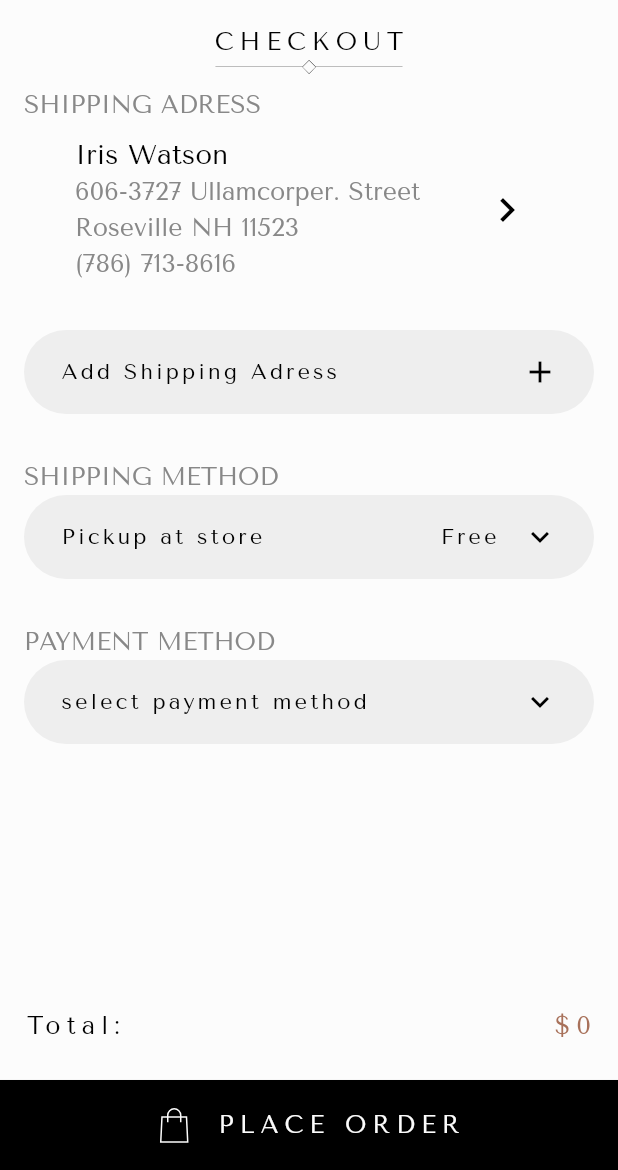
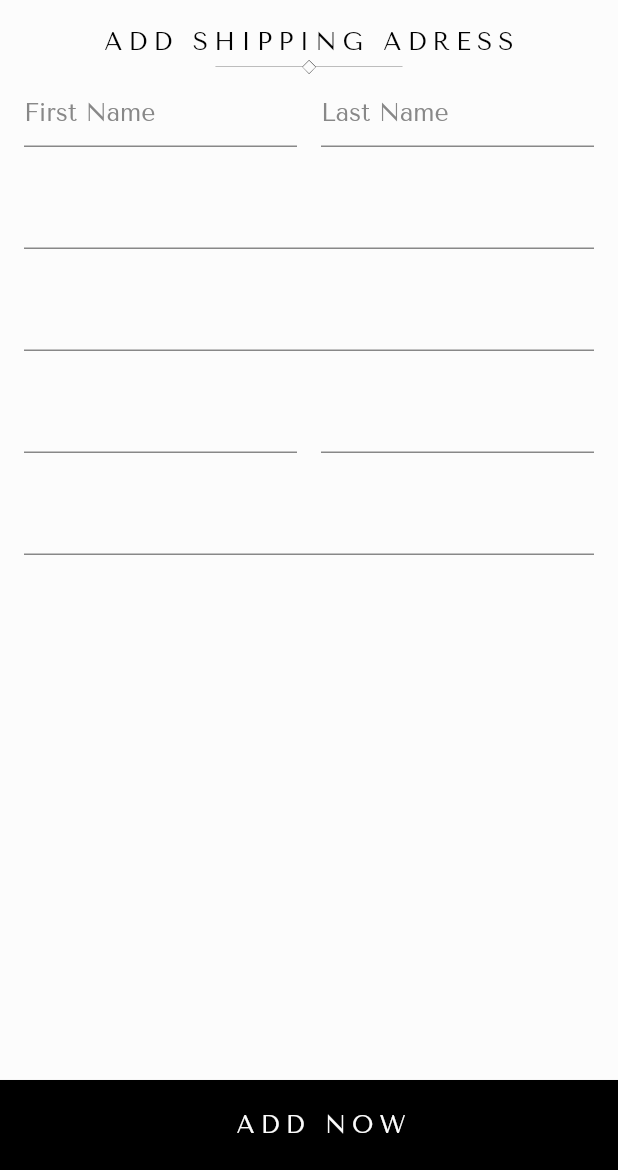
Before and after one commit to MohammedHafiz27/open_fashion, a Flutter app: the CheckoutSecondPage screen opened directly with empty values, after a tap on the "keyboard arrow right" icon, on a phone screen of 412 x 824 dp, the part 66-1236 px from its top. Run offline on Flutter 3.47's test engine with Material 3 defaults, Android fonts, the phone set to English and light mode, and no system bars; our stand-ins replace flutter_svg, go_router, ionicons.

Commit message:
Address done

```diff
--- a/lib/Core/utils/app_theme.dart
+++ b/lib/Core/utils/app_theme.dart
@@ -3,7 +3,7 @@ import 'package:open_fashion/Core/utils/app_colors.dart';
 
 class AppTheme {
   static final darkTheme = ThemeData.dark().copyWith(
-    scaffoldBackgroundColor: AppColors.titleActive,
+    scaffoldBackgroundColor: AppColors.offWhite,
     appBarTheme: AppBarTheme(backgroundColor: AppColors.offWhite),
     textTheme: TextTheme(
       bodyLarge: TextStyle(color: AppColors.offWhite),
--- a/lib/Core/utils/go_route.dart
+++ b/lib/Core/utils/go_route.dart
@@ -3,6 +3,7 @@ import 'package:go_router/go_router.dart';
 import 'package:open_fashion/Features/checkout_page/data/models/order_model.dart';
 import 'package:open_fashion/Features/checkout_page/presentation/views/checkout_page.dart';
 import 'package:open_fashion/Features/checkout_page/presentation/views/checkout_second_page.dart';
+import 'package:open_fashion/Features/checkout_page/presentation/views/new_address_page.dart';
 import 'package:open_fashion/Features/home_page/data/models/product_model.dart';
 import 'package:open_fashion/Features/home_page/presentation/views/home_page.dart';
 import 'package:open_fashion/Features/splash_screen/presentation/views/splash_screen.dart';
@@ -12,6 +13,7 @@ abstract class AppRoute {
   static const String homeScreen = '/homeScreen';
   static const String checkoutScreen = '/checkoutScreen';
   static const String checkoutSecondScreen = '/checkoutSecondScreen';
+  static const String newAddressScreen = '/newAddressScreen';
   static GoRouter router = GoRouter(
     routes: [
       GoRoute(
@@ -38,6 +40,12 @@ abstract class AppRoute {
               return CheckoutSecondPage(orderModel: state.extra as OrderModel);
             },
           ),
+          GoRoute(
+            path: AppRoute.newAddressScreen,
+            builder: (BuildContext context, GoRouterState state) {
+              return NewAddressPage(orderModel: state.extra as OrderModel);
+            },
+          ),
         ],
       ),
     ],
--- a/lib/Core/widgets/custom_app_bar.dart
+++ b/lib/Core/widgets/custom_app_bar.dart
@@ -1,11 +1,12 @@
 import 'package:flutter/material.dart';
 import 'package:flutter_svg/svg.dart';
 import 'package:open_fashion/Core/utils/app_assets.dart';
+import 'package:open_fashion/Core/utils/app_colors.dart';
 
 class CustomAppBar extends StatelessWidget implements PreferredSizeWidget {
-  const CustomAppBar({super.key, this.backgroundColor, required this.iconsColor});
+  const CustomAppBar({super.key, this.backgroundColor = AppColors.offWhite, this.iconsColor = AppColors.titleActive});
   final Color? backgroundColor;
-  final Color iconsColor;
+  final Color? iconsColor;
 
   @override
   Widget build(BuildContext context) {
@@ -14,22 +15,22 @@ class CustomAppBar extends StatelessWidget implements PreferredSizeWidget {
       backgroundColor: backgroundColor,
       leading: IconButton(
         onPressed: () {},
-        icon: SvgPicture.asset(AppAssets.iconsMenu, colorFilter: ColorFilter.mode(iconsColor, BlendMode.srcIn)),
+        icon: SvgPicture.asset(AppAssets.iconsMenu, colorFilter: ColorFilter.mode(iconsColor!, BlendMode.srcIn)),
       ),
       actions: [
         IconButton(
           onPressed: () {},
-          icon: SvgPicture.asset(AppAssets.iconsSearch, colorFilter: ColorFilter.mode(iconsColor, BlendMode.srcIn)),
+          icon: SvgPicture.asset(AppAssets.iconsSearch, colorFilter: ColorFilter.mode(iconsColor!, BlendMode.srcIn)),
         ),
         IconButton(
           onPressed: () {},
           icon: SvgPicture.asset(
             AppAssets.iconsShoppingbag,
-            colorFilter: ColorFilter.mode(iconsColor, BlendMode.srcIn),
+            colorFilter: ColorFilter.mode(iconsColor!, BlendMode.srcIn),
           ),
         ),
       ],
-      title: SvgPicture.asset(AppAssets.iconsLogo, colorFilter: ColorFilter.mode(iconsColor, BlendMode.srcIn)),
+      title: SvgPicture.asset(AppAssets.iconsLogo, colorFilter: ColorFilter.mode(iconsColor!, BlendMode.srcIn)),
     );
   }
 
--- /dev/null
+++ b/lib/Features/checkout_page/data/models/address_model.dart
@@ -0,0 +1,19 @@
+class AddressModel {
+  String firstName;
+  String lastName;
+  String address;
+  String city;
+  String state;
+  String zipCode;
+  String phoneNumber;
+
+  AddressModel({
+    required this.firstName,
+    required this.lastName,
+    required this.address,
+    required this.city,
+    required this.state,
+    required this.zipCode,
+    required this.phoneNumber,
+  });
+}
--- a/lib/Features/checkout_page/data/models/order_model.dart
+++ b/lib/Features/checkout_page/data/models/order_model.dart
@@ -1,9 +1,11 @@
+import 'package:open_fashion/Features/checkout_page/data/models/address_model.dart';
 import 'package:open_fashion/Features/home_page/data/models/product_model.dart';
 
 class OrderModel {
   final ProductModel product;
   final int quantity;
   final int totalPrice;
+  AddressModel? addressModel;
 
-  OrderModel({required this.product, required this.quantity, required this.totalPrice});
+  OrderModel({required this.product, required this.quantity, required this.totalPrice, this.addressModel});
 }
--- a/lib/Features/checkout_page/presentation/views/checkout_page.dart
+++ b/lib/Features/checkout_page/presentation/views/checkout_page.dart
@@ -1,5 +1,4 @@
 import 'package:flutter/material.dart';
-import 'package:open_fashion/Core/utils/app_colors.dart';
 import 'package:open_fashion/Core/widgets/custom_app_bar.dart';
 import 'package:open_fashion/Features/checkout_page/presentation/views/widgets/checkout_page_body.dart';
 import 'package:open_fashion/Features/home_page/data/models/product_model.dart';
@@ -10,9 +9,8 @@ class CheckoutPage extends StatelessWidget {
   @override
   Widget build(BuildContext context) {
     return Scaffold(
-      backgroundColor: AppColors.offWhite,
-      appBar: CustomAppBar(iconsColor: AppColors.titleActive, backgroundColor: AppColors.offWhite),
-      body: CheckoutPageBody(productModel: productModel,),
+      appBar: CustomAppBar(),
+      body: CheckoutPageBody(productModel: productModel),
     );
   }
 }
--- a/lib/Features/checkout_page/presentation/views/checkout_second_page.dart
+++ b/lib/Features/checkout_page/presentation/views/checkout_second_page.dart
@@ -1,5 +1,4 @@
 import 'package:flutter/material.dart';
-import 'package:open_fashion/Core/utils/app_colors.dart';
 import 'package:open_fashion/Core/widgets/custom_app_bar.dart';
 import 'package:open_fashion/Features/checkout_page/data/models/order_model.dart';
 import 'package:open_fashion/Features/checkout_page/presentation/views/widgets/checkout_second_page_body.dart';
@@ -11,8 +10,7 @@ class CheckoutSecondPage extends StatelessWidget {
   @override
   Widget build(BuildContext context) {
     return Scaffold(
-      backgroundColor: AppColors.offWhite,
-      appBar: CustomAppBar(iconsColor: AppColors.titleActive, backgroundColor: AppColors.offWhite),
+      appBar: CustomAppBar(),
       body: CheckoutSecondPageBody(orderModel: orderModel),
     );
   }
--- /dev/null
+++ b/lib/Features/checkout_page/presentation/views/new_address_page.dart
@@ -0,0 +1,112 @@
+import 'package:flutter/material.dart';
+import 'package:go_router/go_router.dart';
+import 'package:open_fashion/Core/widgets/custom_app_bar.dart';
+import 'package:open_fashion/Core/widgets/custom_button.dart';
+import 'package:open_fashion/Core/widgets/header.dart';
+import 'package:open_fashion/Features/checkout_page/data/models/address_model.dart';
+import 'package:open_fashion/Features/checkout_page/data/models/order_model.dart';
+import 'package:open_fashion/Features/checkout_page/presentation/views/widgets/address_form.dart';
+
+class NewAddressPage extends StatelessWidget {
+  const NewAddressPage({super.key, required this.orderModel});
+  final OrderModel orderModel;
+
+  @override
+  Widget build(BuildContext context) {
+    return Scaffold(
+      appBar: CustomAppBar(),
+      body: NewAddressPageBody(orderModel: orderModel),
+    );
+  }
+}
+
+class NewAddressPageBody extends StatefulWidget {
+  const NewAddressPageBody({super.key, required this.orderModel});
+  final OrderModel orderModel;
+
+  @override
+  State<NewAddressPageBody> createState() => _NewAddressPageBodyState();
+}
+
+class _NewAddressPageBodyState extends State<NewAddressPageBody> {
+  late TextEditingController firstNameController;
+  late TextEditingController lastNameController;
+  late TextEditingController addressController;
+  late TextEditingController cityController;
+  late TextEditingController stateController;
+  late TextEditingController zipCodeController;
+  late TextEditingController phoneNumberController;
+  @override
+  void initState() {
+    super.initState();
+
+    firstNameController = TextEditingController(text: widget.orderModel.addressModel?.firstName ?? '');
+    lastNameController = TextEditingController(text: widget.orderModel.addressModel?.lastName ?? '');
+    addressController = TextEditingController(text: widget.orderModel.addressModel?.address ?? '');
+    cityController = TextEditingController(text: widget.orderModel.addressModel?.city ?? '');
+    stateController = TextEditingController(text: widget.orderModel.addressModel?.state ?? '');
+    zipCodeController = TextEditingController(text: widget.orderModel.addressModel?.zipCode ?? '');
+    phoneNumberController = TextEditingController(text: widget.orderModel.addressModel?.phoneNumber ?? '');
+  }
+
+  @override
+  void dispose() {
+    firstNameController.dispose();
+    lastNameController.dispose();
+    addressController.dispose();
+    cityController.dispose();
+    stateController.dispose();
+    zipCodeController.dispose();
+    phoneNumberController.dispose();
+    super.dispose();
+  }
+
+  @override
+  Widget build(BuildContext context) {
+    return Column(
+      children: [
+        Header(title: "Add shipping adress"),
+        AddressForm(
+          orderModel: widget.orderModel,
+          firstNameController: firstNameController,
+          lastNameController: lastNameController,
+          addressController: addressController,
+          cityController: cityController,
+          stateController: stateController,
+          zipCodeController: zipCodeController,
+          phoneNumberController: phoneNumberController,
+        ),
+        Spacer(),
+        CustomButton(
+          title: "Add now",
+          icon: null,
+          onPressed: () {
+            AddressModel? newAddress;
+            if (phoneNumberController.text.isEmpty ||
+                zipCodeController.text.isEmpty ||
+                stateController.text.isEmpty ||
+                cityController.text.isEmpty ||
+                addressController.text.isEmpty ||
+                lastNameController.text.isEmpty ||
+                firstNameController.text.isEmpty) {
+              context.pop();
+              return;
+            } else {
+              newAddress = AddressModel(
+                firstName: firstNameController.text,
+                lastName: lastNameController.text,
+                address: addressController.text,
+                city: cityController.text,
+                state: stateController.text,
+                zipCode: zipCodeController.text,
+                phoneNumber: phoneNumberController.text,
+              );
+            }
+            widget.orderModel.addressModel = newAddress;
+            context.pop();
+          },
+        ),
+      ],
+    );
+  }
+}
--- /dev/null
+++ b/lib/Features/checkout_page/presentation/views/widgets/address_form.dart
@@ -0,0 +1,128 @@
+import 'package:flutter/material.dart';
+import 'package:open_fashion/Core/utils/app_colors.dart';
+import 'package:open_fashion/Core/utils/app_styles.dart';
+import 'package:open_fashion/Features/checkout_page/data/models/order_model.dart';
+
+class AddressForm extends StatelessWidget {
+  const AddressForm({
+    super.key,
+    required this.orderModel,
+    required this.firstNameController,
+    required this.lastNameController,
+    required this.addressController,
+    required this.cityController,
+    required this.stateController,
+    required this.zipCodeController,
+    required this.phoneNumberController,
+  });
+  final OrderModel orderModel;
+  final TextEditingController firstNameController;
+  final TextEditingController lastNameController;
+  final TextEditingController addressController;
+  final TextEditingController cityController;
+  final TextEditingController stateController;
+  final TextEditingController zipCodeController;
+  final TextEditingController phoneNumberController;
+  @override
+  Widget build(BuildContext context) {
+    return Padding(
+      padding: const EdgeInsets.symmetric(horizontal: 16.0),
+      child: Column(
+        spacing: 20,
+        children: [
+          Row(
+            spacing: 16,
+            children: [
+              Expanded(
+                child: AddressTextField(
+                  value: orderModel.addressModel?.firstName,
+                  hintText: "First Name",
+                  controller: firstNameController,
+                ),
+              ),
+              Expanded(
+                child: AddressTextField(
+                  value: orderModel.addressModel?.lastName,
+                  hintText: "Last Name",
+                  controller: lastNameController,
+                ),
+              ),
+            ],
+          ),
+          AddressTextField(
+            value: orderModel.addressModel?.address,
+            hintText: orderModel.addressModel?.address ?? 'Address',
+            controller: addressController,
+          ),
+          AddressTextField(
+            value: orderModel.addressModel?.city,
+            hintText: orderModel.addressModel?.city ?? 'City',
+            controller: cityController,
+          ),
+          Row(
+            spacing: 16,
+            children: [
+              Expanded(
+                child: AddressTextField(
+                  value: orderModel.addressModel?.state,
+                  hintText: orderModel.addressModel?.state ?? 'State',
+                  controller: stateController,
+                ),
+              ),
+              Expanded(
+                child: AddressTextField(
+                  value: orderModel.addressModel?.zipCode,
+                  hintText: orderModel.addressModel?.zipCode ?? "Zip Code",
+                  keyboardType: TextInputType.number,
+                  controller: zipCodeController,
+                ),
+              ),
+            ],
+          ),
+          AddressTextField(
+            value: orderModel.addressModel?.phoneNumber,
+            hintText: orderModel.addressModel?.phoneNumber ?? 'Phone Number',
+            keyboardType: TextInputType.phone,
+            controller: phoneNumberController,
+          ),
+        ],
+      ),
+    );
+  }
+}
+
+class AddressTextField extends StatelessWidget {
+  final TextEditingController controller;
+  const AddressTextField({
+    super.key,
+    required this.hintText,
+    this.keyboardType,
+    required this.controller,
+    required this.value,
+  });
+  final String hintText;
+  final TextInputType? keyboardType;
+  final String? value;
+  @override
+  Widget build(BuildContext context) {
+    return TextField(
+      controller: controller,
+      onTapOutside: (event) {
+        FocusManager.instance.primaryFocus?.unfocus();
+      },
+      keyboardType: keyboardType,
+      cursorColor: AppColors.placeholder,
+      style: AppStyles.bodyLarge(context).copyWith(color: AppColors.titleActive),
+      decoration: InputDecoration(
+        focusColor: AppColors.placeholder,
+        hintText: hintText,
+        hintStyle: AppStyles.bodyMedium(context),
+        focusedBorder: borderBuilder(),
+        enabledBorder: borderBuilder(),
+        border: borderBuilder(),
+      ),
+    );
+  }
+
+  UnderlineInputBorder borderBuilder() => UnderlineInputBorder(borderSide: BorderSide(color: AppColors.placeholder));
+}
--- a/lib/Features/checkout_page/presentation/views/widgets/adress_section.dart
+++ b/lib/Features/checkout_page/presentation/views/widgets/adress_section.dart
@@ -1,9 +1,13 @@
 import 'package:flutter/material.dart';
+import 'package:go_router/go_router.dart';
 import 'package:open_fashion/Core/utils/app_colors.dart';
 import 'package:open_fashion/Core/utils/app_styles.dart';
+import 'package:open_fashion/Core/utils/go_route.dart';
+import 'package:open_fashion/Features/checkout_page/data/models/order_model.dart';
 
 class AdressSection extends StatelessWidget {
-  const AdressSection({super.key});
+  const AdressSection({super.key, required this.orderModel});
+  final OrderModel orderModel;
 
   @override
   Widget build(BuildContext context) {
@@ -12,26 +16,31 @@ class AdressSection extends StatelessWidget {
       child: Column(
         crossAxisAlignment: CrossAxisAlignment.start,
         children: [
-          Text("Iris Watson", style: AppStyles.bodyLarge(context).copyWith(color: AppColors.titleActive)),
+          Text(
+            "${orderModel.addressModel?.firstName} ${orderModel.addressModel?.lastName}",
+            style: AppStyles.bodyLarge(context).copyWith(color: AppColors.titleActive),
+          ),
           Row(
             mainAxisAlignment: MainAxisAlignment.spaceBetween,
             children: [
               Column(
                 crossAxisAlignment: CrossAxisAlignment.start,
                 children: [
-                  Text("606-3727 Ullamcorper. Street", style: AppStyles.bodyMedium(context)),
-                  Text("Roseville NH 11523", style: AppStyles.bodyMedium(context)),
+                  Text(orderModel.addressModel?.address ?? "", style: AppStyles.bodyMedium(context)),
+                  Text(orderModel.addressModel?.city ?? "", style: AppStyles.bodyMedium(context)),
                 ],
               ),
               IconButton(
                 color: AppColors.titleActive,
                 iconSize: 32,
-                onPressed: () {},
+                onPressed: () {
+                  context.push(AppRoute.newAddressScreen, extra: orderModel);
+                },
                 icon: Icon(Icons.keyboard_arrow_right_outlined),
               ),
             ],
           ),
-          Text("(786) 713-8616", style: AppStyles.bodyMedium(context)),
+          Text(orderModel.addressModel?.phoneNumber ?? "", style: AppStyles.bodyMedium(context)),
         ],
       ),
     );
--- a/lib/Features/checkout_page/presentation/views/widgets/button_methods.dart
+++ b/lib/Features/checkout_page/presentation/views/widgets/button_methods.dart
@@ -1,9 +1,13 @@
 import 'package:flutter/material.dart';
+import 'package:go_router/go_router.dart';
 import 'package:open_fashion/Core/utils/app_styles.dart';
+import 'package:open_fashion/Core/utils/go_route.dart';
+import 'package:open_fashion/Features/checkout_page/data/models/order_model.dart';
 import 'package:open_fashion/Features/checkout_page/presentation/views/widgets/custom_place_order_button.dart';
 
 class ButtonMethods extends StatelessWidget {
-  const ButtonMethods({super.key});
+  const ButtonMethods({super.key, required this.orderModel});
+  final OrderModel orderModel;
 
   @override
   Widget build(BuildContext context) {
@@ -11,13 +15,34 @@ class ButtonMethods extends StatelessWidget {
       crossAxisAlignment: CrossAxisAlignment.start,
       children: [
         const SizedBox(height: 24),
-        const CustomPlaceOrderButton(suffix: null, title: "Add Shipping Adress", icon: Icons.add),
+        orderModel.addressModel == null
+            ? GestureDetector(
+                onTap: () {
+                  context.push(AppRoute.newAddressScreen, extra: orderModel);
+                },
+                child: const CustomPlaceOrderButton(suffix: null, title: "Add Shipping Adress", icon: Icons.add),
+              )
+            : SizedBox.shrink(),
         const SizedBox(height: 30),
         Text("Shipping Method".toUpperCase(), style: AppStyles.bodyMedium(context)),
-        const CustomPlaceOrderButton(suffix: "Free", title: "Pickup at store", icon: Icons.keyboard_arrow_down),
+        GestureDetector(
+          onTap: () {},
+          child: const CustomPlaceOrderButton(
+            suffix: "Free",
+            title: "Pickup at store",
+            icon: Icons.keyboard_arrow_down,
+          ),
+        ),
         const SizedBox(height: 30),
         Text("Payment method".toUpperCase(), style: AppStyles.bodyMedium(context)),
-        const CustomPlaceOrderButton(suffix: null, title: "select payment method", icon: Icons.keyboard_arrow_down),
+        GestureDetector(
+          onTap: () {},
+          child: const CustomPlaceOrderButton(
+            suffix: null,
+            title: "select payment method",
+            icon: Icons.keyboard_arrow_down,
+          ),
+        ),
       ],
     );
   }
--- a/lib/Features/checkout_page/presentation/views/widgets/checkout_page_body.dart
+++ b/lib/Features/checkout_page/presentation/views/widgets/checkout_page_body.dart
@@ -45,6 +45,7 @@ class _CheckoutPageBodyState extends State<CheckoutPageBody> {
             context.push(
               AppRoute.checkoutSecondScreen,
               extra: OrderModel(
+                addressModel: null,
                 product: widget.productModel,
                 quantity: itemCount.value,
                 totalPrice: widget.productModel.price * itemCount.value,
--- a/lib/Features/checkout_page/presentation/views/widgets/checkout_second_page_body.dart
+++ b/lib/Features/checkout_page/presentation/views/widgets/checkout_second_page_body.dart
@@ -24,8 +24,8 @@ class CheckoutSecondPageBody extends StatelessWidget {
               children: [
                 Header(title: 'checkout'),
                 Text("Shipping adress".toUpperCase(), style: AppStyles.bodyMedium(context)),
-                AdressSection(),
-                ButtonMethods(),
+                orderModel.addressModel != null ? AdressSection(orderModel: orderModel) : SizedBox.shrink(),
+                ButtonMethods(orderModel: orderModel),
                 const Spacer(),
                 TotalRow(title: 'Total:', totalPrice: orderModel.totalPrice),
                 const SizedBox(height: 16),
--- a/lib/Features/home_page/presentation/views/home_page.dart
+++ b/lib/Features/home_page/presentation/views/home_page.dart
@@ -9,6 +9,7 @@ class HomePage extends StatelessWidget {
   @override
   Widget build(BuildContext context) {
     return Scaffold(
+      backgroundColor: AppColors.titleActive,
       appBar: CustomAppBar(iconsColor: AppColors.offWhite, backgroundColor: AppColors.titleActive),
       body: Padding(padding: const EdgeInsets.symmetric(horizontal: 8), child: HomePageBody()),
     );
```
